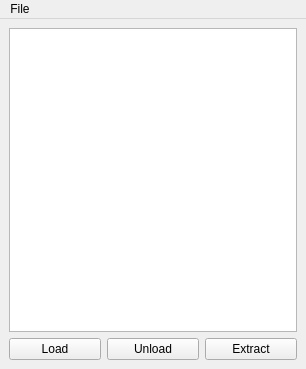
This is ui/editors/erf/erf_editor.ui in NickHugi/PyKotor as Qt 5 draws it before an edit. The edited form follows.
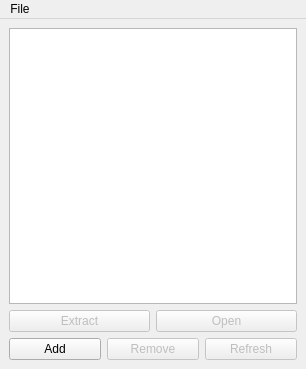
This is the edited form.

Commit message: Fix ERF crashing when opening with external editor

```diff
--- a/ui/editors/erf/erf_editor.ui
+++ b/ui/editors/erf/erf_editor.ui
@@ -31,26 +31,56 @@
       </attribute>
      </widget>
     </item>
+    <item>
+     <layout class="QHBoxLayout" name="horizontalLayout_2">
+      <item>
+       <widget class="QPushButton" name="extractButton">
+        <property name="enabled">
+         <bool>false</bool>
+        </property>
+        <property name="text">
+         <string>Extract</string>
+        </property>
+       </widget>
+      </item>
+      <item>
+       <widget class="QPushButton" name="openButton">
+        <property name="enabled">
+         <bool>false</bool>
+        </property>
+        <property name="text">
+         <string>Open</string>
+        </property>
+       </widget>
+      </item>
+     </layout>
+    </item>
     <item>
      <layout class="QHBoxLayout" name="horizontalLayout">
       <item>
        <widget class="QPushButton" name="loadButton">
         <property name="text">
-         <string>Load</string>
+         <string>Add</string>
         </property>
        </widget>
       </item>
       <item>
        <widget class="QPushButton" name="unloadButton">
+        <property name="enabled">
+         <bool>false</bool>
+        </property>
         <property name="text">
-         <string>Unload</string>
+         <string>Remove</string>
         </property>
        </widget>
       </item>
       <item>
-       <widget class="QPushButton" name="extractButton">
+       <widget class="QPushButton" name="refreshButton">
+        <property name="enabled">
+         <bool>false</bool>
+        </property>
         <property name="text">
-         <string>Extract</string>
+         <string>Refresh</string>
         </property>
        </widget>
       </item>
```
The commit also changes 2 other files.
